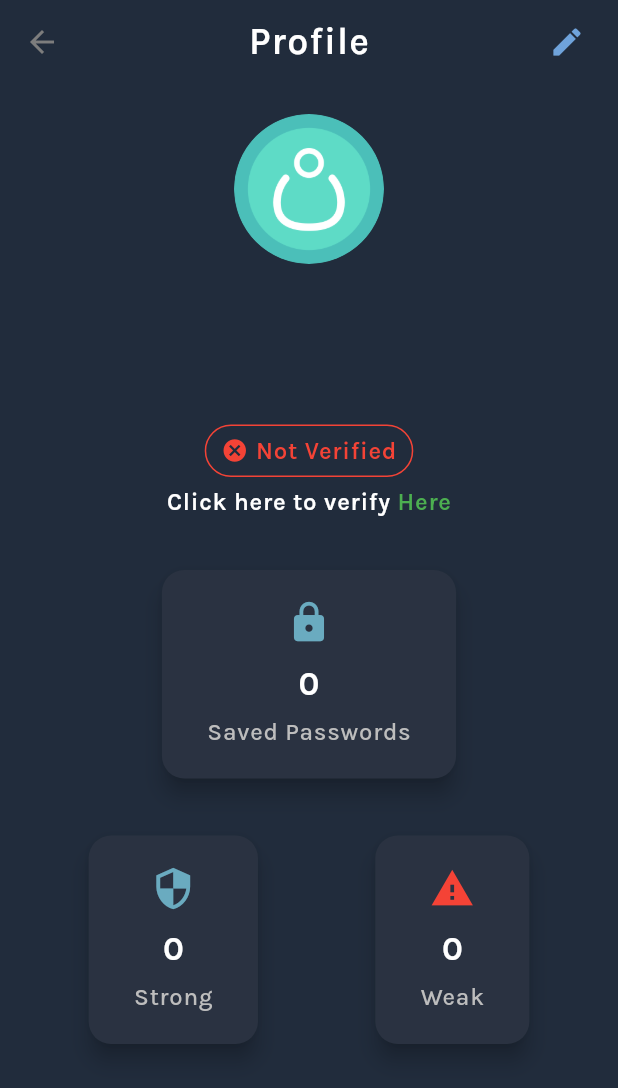
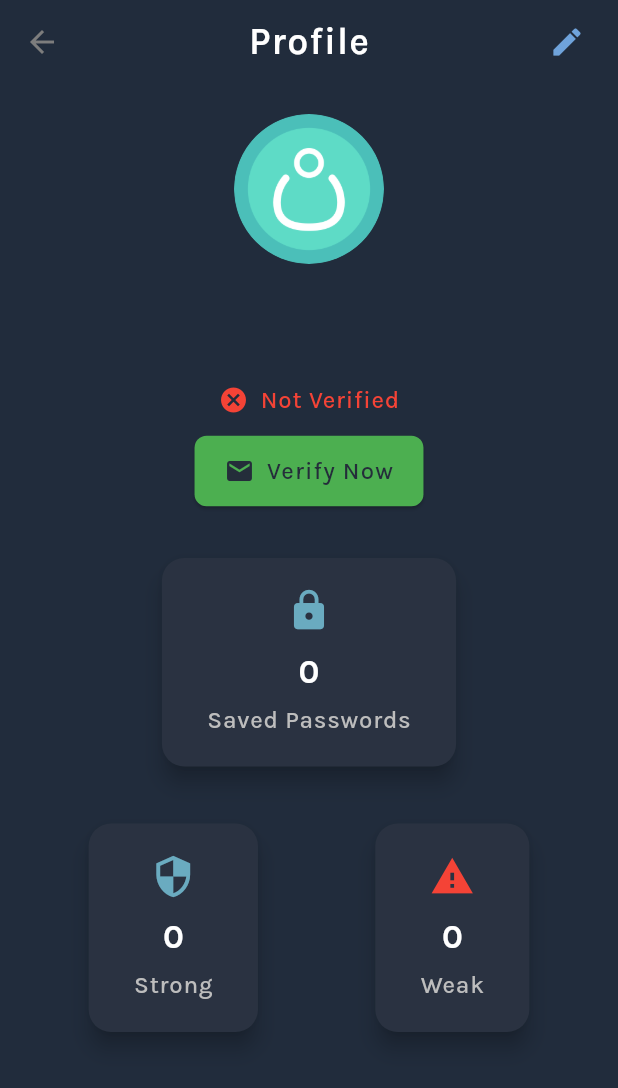
Before and after one commit to Aadarsh524/reAuth, a Flutter app: the ProfilePage screen opened directly, on a phone screen of 412 x 824 dp. Shown: the top 1088 px of the screen. Run offline on Flutter 3.47's test engine with Material 3 defaults, Android fonts, the phone set to English and light mode, and no system bars; our stand-ins replace bloc, cached_network_image, cloud_firestore, equatable, file_picker, firebase_auth and 8 more; accounts and stored records are empty.

Commit message:
minor fixes

```diff
--- a/lib/bloc/cubit/popular_auth_cubit.dart
+++ b/lib/bloc/cubit/popular_auth_cubit.dart
@@ -73,4 +73,8 @@ class PopularAuthCubit extends Cubit<PopularAuthState> {
       emit(PopularAuthSearchSuccess(auth: exactMatch));
     }
   }
+
+  void clearUserData() {
+    emit(PopularAuthInitial()); // Reset to initial state
+  }
 }
--- a/lib/bloc/cubit/profile_cubit.dart
+++ b/lib/bloc/cubit/profile_cubit.dart
@@ -78,4 +78,8 @@ class ProfileCubit extends Cubit<ProfileState> {
       'profileImage': imageUrl,
     }, SetOptions(merge: true));
   }
+
+  void clearUserData() {
+    emit(ProfileInitial()); // Reset to initial state
+  }
 }
--- a/lib/bloc/cubit/recent_auth_cubit.dart
+++ b/lib/bloc/cubit/recent_auth_cubit.dart
@@ -37,4 +37,8 @@ class RecentAuthCubit extends Cubit<RecentAuthState> {
       emit(RecentAuthLoadFailure(error: e.toString()));
     }
   }
+
+  void clearUserData() {
+    emit(RecentAuthInitial()); // Reset to initial state
+  }
 }
--- a/lib/bloc/cubit/user_auth_cubit.dart
+++ b/lib/bloc/cubit/user_auth_cubit.dart
@@ -181,6 +181,10 @@ class UserAuthCubit extends Cubit<UserAuthState> {
       emit(UserAuthDeletedFailure(error: e.toString()));
     }
   }
+
+  void clearUserData() {
+    emit(UserAuthInitial()); // Reset to initial state
+  }
 }
 
 Future<String?> getFaviconUrl(bool popularAuth, String authName) async {
--- a/lib/bloc/states/auth_state.dart
+++ b/lib/bloc/states/auth_state.dart
@@ -63,3 +63,7 @@ class PinError extends AuthenticationState {
   @override
   List<Object?> get props => [error];
 }
+
+class LoggingOut extends AuthenticationState {}
+
+class LoggedOutSuccess extends AuthenticationState {}
--- a/lib/pages/auth/register_page.dart
+++ b/lib/pages/auth/register_page.dart
@@ -105,7 +105,8 @@ class _RegisterPageState extends State<RegisterPage> {
                             !isConfirmPasswordVisible, // Inverted value
                         passwordVisibility: (e) {
                           setState(() {
-                            isPasswordVisible = !isPasswordVisible;
+                            isConfirmPasswordVisible =
+                                !isConfirmPasswordVisible;
                           });
                         },
                       ),
--- a/lib/pages/dashboard/profile_page.dart
+++ b/lib/pages/dashboard/profile_page.dart
@@ -7,7 +7,7 @@ import 'package:reauth/bloc/cubit/user_auth_cubit.dart';
 import 'package:reauth/bloc/states/profile_state.dart';
 import 'package:reauth/bloc/states/user_auth_state.dart';
 import 'package:reauth/pages/auth/email_verification_page.dart';
-import 'package:reauth/pages/dashboard/editprofile_page.dart';
+import 'package:reauth/pages/dashboard/edit_profile_page.dart';
 import 'package:reauth/utils/strength_checker.dart';
 
 class ProfilePage extends StatefulWidget {
@@ -115,53 +115,55 @@ class _ProfilePageState extends State<ProfilePage> {
                                   backgroundImage:
                                       AssetImage('assets/defaultAvatar.png'),
                                 ),
-                          const SizedBox(height: 20),
+                          const SizedBox(height: 15),
                           Text(
                             profileState.profile.fullname,
                             style: GoogleFonts.karla(
                               color: Colors.white,
-                              fontSize: 22,
+                              fontSize: 18,
                               fontWeight: FontWeight.w700,
                             ),
                           ),
-                          const SizedBox(height: 10),
+                          const SizedBox(height: 5),
+
                           Text(
                             profileState.profile.email,
                             style: GoogleFonts.karla(
                               color: Colors.grey[400],
-                              fontSize: 18,
+                              fontSize: 16,
                               fontWeight: FontWeight.w500,
                             ),
                           ),
-                          const SizedBox(height: 20),
+                          const SizedBox(height: 10),
                           verifiedEmail
-                              ? _buildVerificationStatus(
-                                  "Verified",
-                                  Colors.green,
-                                  Icons.check_circle,
+                              ? Center(
+                                  child: _buildVerificationStatus(
+                                    status: "Verified",
+                                    color: Colors.green,
+                                    icon: Icons.check_circle,
+                                  ),
                                 )
                               : Column(
                                   children: [
-                                    _buildVerificationStatus(
-                                      "Not Verified",
-                                      Colors.red,
-                                      Icons.cancel,
-                                    ),
-                                    const SizedBox(height: 5),
-                                    Row(
-                                      mainAxisAlignment:
-                                          MainAxisAlignment.center,
-                                      children: [
-                                        Text(
-                                          "Click here to verify ",
-                                          style: GoogleFonts.karla(
-                                            color: Colors.white,
-                                            fontSize: 16,
-                                            fontWeight: FontWeight.w600,
+                                    Center(
+                                      child: _buildVerificationStatus(
+                                        status: "Not Verified",
+                                        color: Colors.red,
+                                        icon: Icons.cancel,
                                       ),
                                     ),
-                                        GestureDetector(
-                                          onTap: () {
+                                    const SizedBox(height: 12),
+                                    ElevatedButton.icon(
+                                      style: ElevatedButton.styleFrom(
+                                        backgroundColor: Colors.green,
+                                        padding: const EdgeInsets.symmetric(
+                                            horizontal: 20, vertical: 12),
+                                        shape: RoundedRectangleBorder(
+                                          borderRadius:
+                                              BorderRadius.circular(8),
+                                        ),
+                                      ),
+                                      onPressed: () {
                                         Navigator.pushReplacement(
                                           context,
                                           MaterialPageRoute(
@@ -170,19 +172,18 @@ class _ProfilePageState extends State<ProfilePage> {
                                           ),
                                         );
                                       },
-                                          child: Text(
-                                            "Here",
-                                            style: GoogleFonts.karla(
-                                              color: Colors.green,
+                                      icon: const Icon(Icons.email, size: 20),
+                                      label: const Text(
+                                        "Verify Now",
+                                        style: TextStyle(
                                           fontSize: 16,
-                                              fontWeight: FontWeight.w600,
+                                          fontWeight: FontWeight.w500,
                                         ),
                                       ),
                                     ),
                                   ],
                                 ),
-                                  ],
-                                ),
+
                           const SizedBox(height: 30),
                           _buildProfileCard(
                             totalPasswords.toString(),
@@ -228,32 +229,25 @@ class _ProfilePageState extends State<ProfilePage> {
     );
   }
 
-  Widget _buildVerificationStatus(
-    String status,
-    Color color,
-    IconData icon,
-  ) {
-    return Container(
-      padding: const EdgeInsets.symmetric(horizontal: 10, vertical: 5),
-      decoration: BoxDecoration(
-        border: Border.all(color: color, width: 1),
-        borderRadius: BorderRadius.circular(20),
-      ),
-      child: Row(
+  Widget _buildVerificationStatus({
+    required String status,
+    required Color color,
+    required IconData icon,
+  }) {
+    return Row(
       mainAxisSize: MainAxisSize.min,
       children: [
-          Icon(icon, color: color, size: 18),
-          const SizedBox(width: 5),
+        Icon(icon, color: color, size: 20),
+        const SizedBox(width: 8),
         Text(
           status,
           style: GoogleFonts.karla(
             color: color,
             fontSize: 16,
-              fontWeight: FontWeight.w600,
+            fontWeight: FontWeight.w500,
           ),
         ),
       ],
-      ),
     );
   }
 
```
Also changed, not shown: lib/bloc/cubit/authentication_cubit.dart (+47 -10 lines), lib/func/email_verification.dart (+9 -6 lines), lib/pages/auth/email_verification_page.dart (+36 -12 lines), lib/pages/dashboard/tabs/home_page.dart (+30 -5 lines), lib/pages/dashboard/tabs/settings_page.dart (+36 -20 lines), lib/pages/dashboard/edit_profile_page.dart (renamed from lib/pages/dashboard/editprofile_page.dart). Lines whose indentation alone changed are shown as unchanged.
